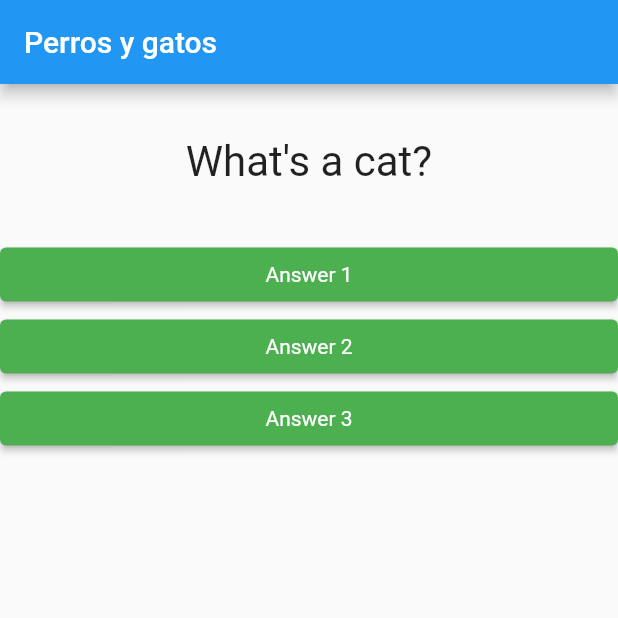
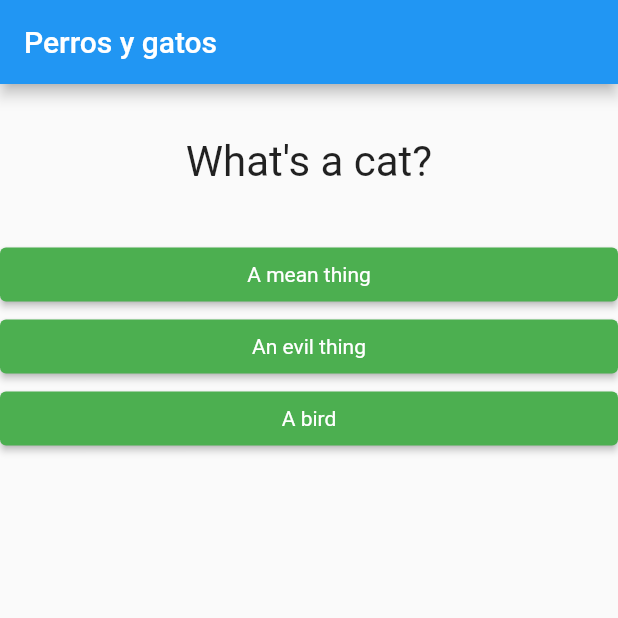
Before and after one commit to Mafe0394/StartingWithFlutter, a Flutter app: the screen it shows after launch, on a phone screen of 412 x 824 dp, the top half of it. Run offline on Flutter 3.47's test engine with Material 2 defaults, Android fonts, the phone set to English and light mode, and no system bars; Roboto replaces fonts that are missing (Arial).

```diff
--- a/lib/main.dart
+++ b/lib/main.dart
@@ -28,9 +28,18 @@ class _MyAppState extends State<MyApp>{
   @override
   Widget build(BuildContext context) {
     var question = [
-     'What\'s a cat?',
-     'What\'s a dog?',
-     'What\'s a Parrot?'
+      {
+        'questionText':'What\'s a cat?',
+        'answer':['A mean thing', 'An evil thing','A bird']
+      },
+      {
+        'questionText':'What\'s a dog?',
+        'answer':['A Fluffy thing', 'A pretty thing','A bird','Love with fur']
+      },
+      {
+        'questionText':'What\'s a Parrot?',
+        'answer':['A feather thing', 'A chatty thing']
+      }
      ];
 
     return MaterialApp(
@@ -40,17 +49,10 @@ class _MyAppState extends State<MyApp>{
         ),
         body: Column(
           children: [
-            Question(question[_indexQuestion]),
-            Answer(
-              text: 'Answer 1',
-              function: onPressed,
-              ),
-            Answer(text: 'Answer 2',
-            function: (){},
-            ),
-            Answer(text: 'Answer 3',
-            function: (){},
-            ),
+            Question(question[_indexQuestion]['questionText']),
+            ...(question[_indexQuestion]['answer'] as List<String>).map((answer) {
+              return Answer(text: answer, function: onPressed);
+            }).toList()
           ],
         ),
       ),
```
